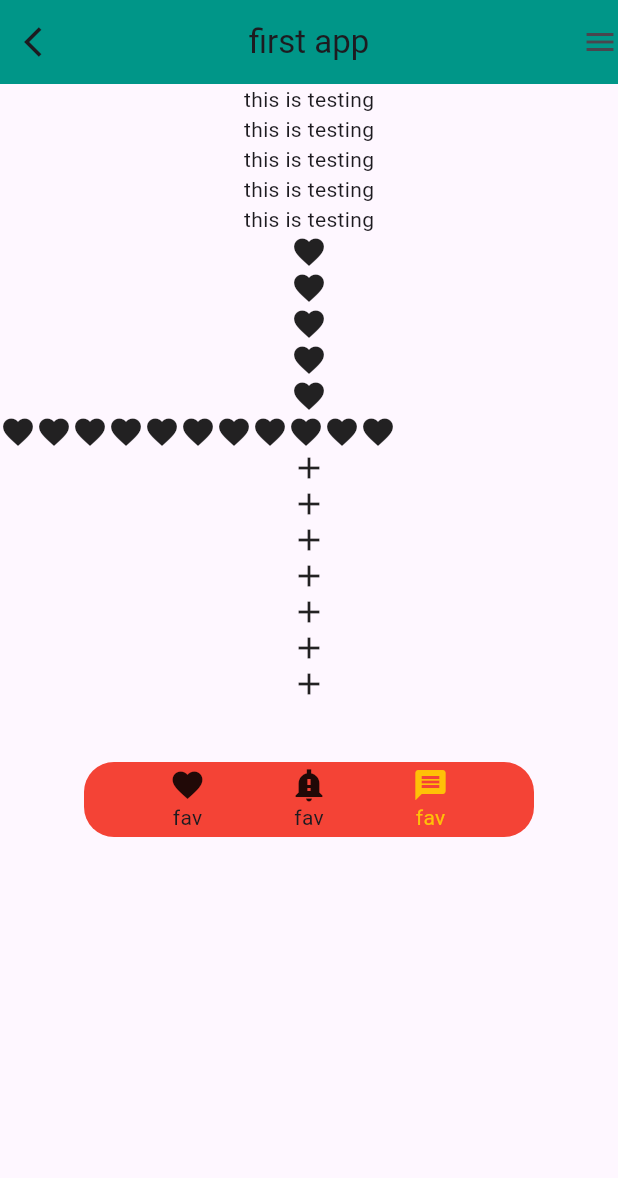
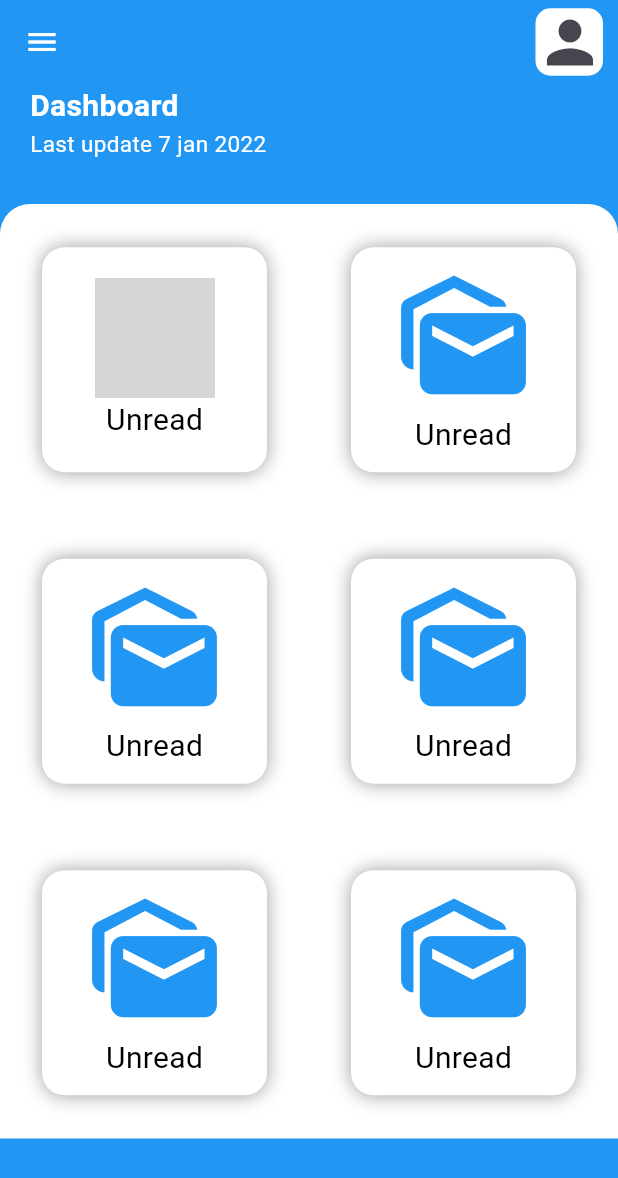
Before and after one commit to kalemullah/Batch2-UI, a Flutter app: the screen it shows after launch, on a phone screen of 412 x 824 dp. Shown: the top 1178 px of the screen. Run offline on Flutter 3.47's test engine with Material 3 defaults, Android fonts, the phone set to English and light mode, and no system bars; network calls fail; grey boxes are pictures that could not be loaded.

Commit message:
image adding and advance row and col topic

```diff
--- a/lib/main.dart
+++ b/lib/main.dart
@@ -1,3 +1,4 @@
+import 'package:batch2ui/task1.dart';
 import 'package:flutter/material.dart';
 
 ///git init
@@ -15,12 +16,15 @@ class MyApp extends StatelessWidget {
   @override
   Widget build(BuildContext context) {
     return MaterialApp(
-        title: 'Flutter Demo',
-        theme: ThemeData(
-          colorScheme: ColorScheme.fromSeed(seedColor: Colors.deepPurple),
-          useMaterial3: true,
-        ),
-        home: HomePage());
+      title: 'Flutter Demo',
+      theme: ThemeData(
+        colorScheme: ColorScheme.fromSeed(seedColor: Colors.deepPurple),
+        useMaterial3: true,
+      ),
+      home: Task1(),
+    );
+
+    // HomePage());
   }
 }
 
@@ -41,7 +45,7 @@ class HomePage extends StatelessWidget {
           // mainAxisAlignment: MainAxisAlignment.,
           crossAxisAlignment: CrossAxisAlignment.center,
           children: [
-            Text('this is testing'),
+            const Text('this is testing  '),
             Text('this is testing'),
             Text('this is testing'),
             Text('this is testing'),
--- /dev/null
+++ b/lib/task1.dart
@@ -0,0 +1,241 @@
+import 'package:flutter/material.dart';
+
+class Task1 extends StatefulWidget {
+  const Task1({super.key});
+
+  @override
+  State<Task1> createState() => _Task1State();
+}
+
+class _Task1State extends State<Task1> {
+  @override
+  Widget build(BuildContext context) {
+    return Scaffold(
+      backgroundColor: Colors.blue,
+      appBar: AppBar(
+        backgroundColor: Colors.blue,
+        leading: Icon(
+          Icons.menu,
+          color: Colors.white,
+        ),
+        actions: [
+          Padding(
+            padding: const EdgeInsets.only(right: 10),
+            child: Container(
+              height: 45,
+              width: 45,
+              decoration: BoxDecoration(
+                  color: Colors.white, borderRadius: BorderRadius.circular(10)),
+              child: Icon(
+                Icons.person,
+                size: 46,
+              ),
+            ),
+          ),
+        ],
+      ),
+      body: Column(
+        crossAxisAlignment: CrossAxisAlignment.start,
+        children: [
+          Padding(
+            padding: const EdgeInsets.only(left: 20),
+            child: Text(
+              'Dashboard',
+              style: TextStyle(
+                  color: Colors.white,
+                  fontSize: 20,
+                  fontWeight: FontWeight.bold),
+            ),
+          ),
+          Padding(
+            padding: const EdgeInsets.only(left: 20),
+            child: Text(
+              'Last update 7 jan 2022',
+              style: TextStyle(
+                  color: Colors.white,
+                  fontSize: 15,
+                  fontWeight: FontWeight.normal),
+            ),
+          ),
+          SizedBox(height: 30),
+          Container(
+            width: double.infinity,
+            decoration: BoxDecoration(
+              color: Colors.white,
+              borderRadius: BorderRadius.only(
+                  topLeft: Radius.circular(20), topRight: Radius.circular(20)),
+            ),
+            height: 623,
+            child: Column(
+              mainAxisAlignment: MainAxisAlignment.spaceAround,
+              children: [
+                Row(
+                  mainAxisAlignment: MainAxisAlignment.spaceAround,
+                  children: [
+                    Container(
+                      height: 150,
+                      width: 150,
+                      decoration: BoxDecoration(
+                          borderRadius: BorderRadius.all(Radius.circular(15)),
+                          color: Colors.white,
+                          boxShadow: [
+                            BoxShadow(color: Colors.grey, blurRadius: 10)
+                          ]),
+                      child: Column(
+                        mainAxisAlignment: MainAxisAlignment.center,
+                        children: [
+                          ClipRRect(
+                            borderRadius: BorderRadius.circular(100),
+                            child: Image.network(
+                              'https://previews.123rf.com/images/zmiter/zmiter1312/zmiter131200199/24334797-vector-comic-cartoon-merry-christmas-greeting-card.jpg',
+                              height: 80,
+                              width: 80,
+                            ),
+                          ),
+                          Text(
+                            'Unread',
+                            style: TextStyle(color: Colors.black, fontSize: 20),
+                          ),
+                        ],
+                      ),
+                    ),
+                    Container(
+                      height: 150,
+                      width: 150,
+                      decoration: const BoxDecoration(
+                          borderRadius: BorderRadius.all(Radius.circular(15)),
+                          color: Colors.white,
+                          boxShadow: [
+                            BoxShadow(color: Colors.grey, blurRadius: 10)
+                          ]),
+                      child: Column(
+                        mainAxisAlignment: MainAxisAlignment.center,
+                        children: [
+                          Icon(
+                            Icons.mark_as_unread,
+                            color: Colors.blue,
+                            size: 100,
+                          ),
+                          Text(
+                            'Unread',
+                            style: TextStyle(color: Colors.black, fontSize: 20),
+                          ),
+                        ],
+                      ),
+                    ),
+                  ],
+                ),
+                Row(
+                  mainAxisAlignment: MainAxisAlignment.spaceAround,
+                  children: [
+                    Container(
+                      height: 150,
+                      width: 150,
+                      decoration: const BoxDecoration(
+                          borderRadius: BorderRadius.all(Radius.circular(15)),
+                          color: Colors.white,
+                          boxShadow: [
+                            BoxShadow(color: Colors.grey, blurRadius: 10)
+                          ]),
+                      child: Column(
+                        mainAxisAlignment: MainAxisAlignment.center,
+                        children: [
+                          Icon(
+                            Icons.mark_as_unread,
+                            color: Colors.blue,
+                            size: 100,
+                          ),
+                          Text(
+                            'Unread',
+                            style: TextStyle(color: Colors.black, fontSize: 20),
+                          ),
+                        ],
+                      ),
+                    ),
+                    Container(
+                      height: 150,
+                      width: 150,
+                      decoration: const BoxDecoration(
+                          borderRadius: BorderRadius.all(Radius.circular(15)),
+                          color: Colors.white,
+                          boxShadow: [
+                            BoxShadow(color: Colors.grey, blurRadius: 10)
+                          ]),
+                      child: Column(
+                        mainAxisAlignment: MainAxisAlignment.center,
+                        children: [
+                          Icon(
+                            Icons.mark_as_unread,
+                            color: Colors.blue,
+                            size: 100,
+                          ),
+                          Text(
+                            'Unread',
+                            style: TextStyle(color: Colors.black, fontSize: 20),
+                          ),
+                        ],
+                      ),
+                    ),
+                  ],
+                ),
+                Row(
+                  mainAxisAlignment: MainAxisAlignment.spaceAround,
+                  children: [
+                    Container(
+                      height: 150,
+                      width: 150,
+                      decoration: const BoxDecoration(
+                          borderRadius: BorderRadius.all(Radius.circular(15)),
+                          color: Colors.white,
+                          boxShadow: [
+                            BoxShadow(color: Colors.grey, blurRadius: 10)
+                          ]),
+                      child: Column(
+                        mainAxisAlignment: MainAxisAlignment.center,
+                        children: [
+                          Icon(
+                            Icons.mark_as_unread,
+                            color: Colors.blue,
+                            size: 100,
+                          ),
+                          Text(
+                            'Unread',
+                            style: TextStyle(color: Colors.black, fontSize: 20),
+                          ),
+                        ],
+                      ),
+                    ),
+                    Container(
+                      height: 150,
+                      width: 150,
+                      decoration: const BoxDecoration(
+                          borderRadius: BorderRadius.all(Radius.circular(15)),
+                          color: Colors.white,
+                          boxShadow: [
+                            BoxShadow(color: Colors.grey, blurRadius: 10)
+                          ]),
+                      child: Column(
+                        mainAxisAlignment: MainAxisAlignment.center,
+                        children: [
+                          Icon(
+                            Icons.mark_as_unread,
+                            color: Colors.blue,
+                            size: 100,
+                          ),
+                          Text(
+                            'Unread',
+                            style: TextStyle(color: Colors.black, fontSize: 20),
+                          ),
+                        ],
+                      ),
+                    ),
+                  ],
+                ),
+              ],
+            ),
+          ),
+        ],
+      ),
+    );
+  }
+}
--- a/pubspec.yaml
+++ b/pubspec.yaml
@@ -59,8 +59,8 @@ flutter:
   uses-material-design: true
 
   # To add assets to your application, add an assets section, like this:
-  # assets:
-  #   - images/a_dot_burr.jpeg
+  assets:
+    - assets/ic_launcher.png
   #   - images/a_dot_ham.jpeg
 
   # An image asset can refer to one or more resolution-specific "variants", see
```
Also changed, not shown: assets/ic_launcher.png (added).
